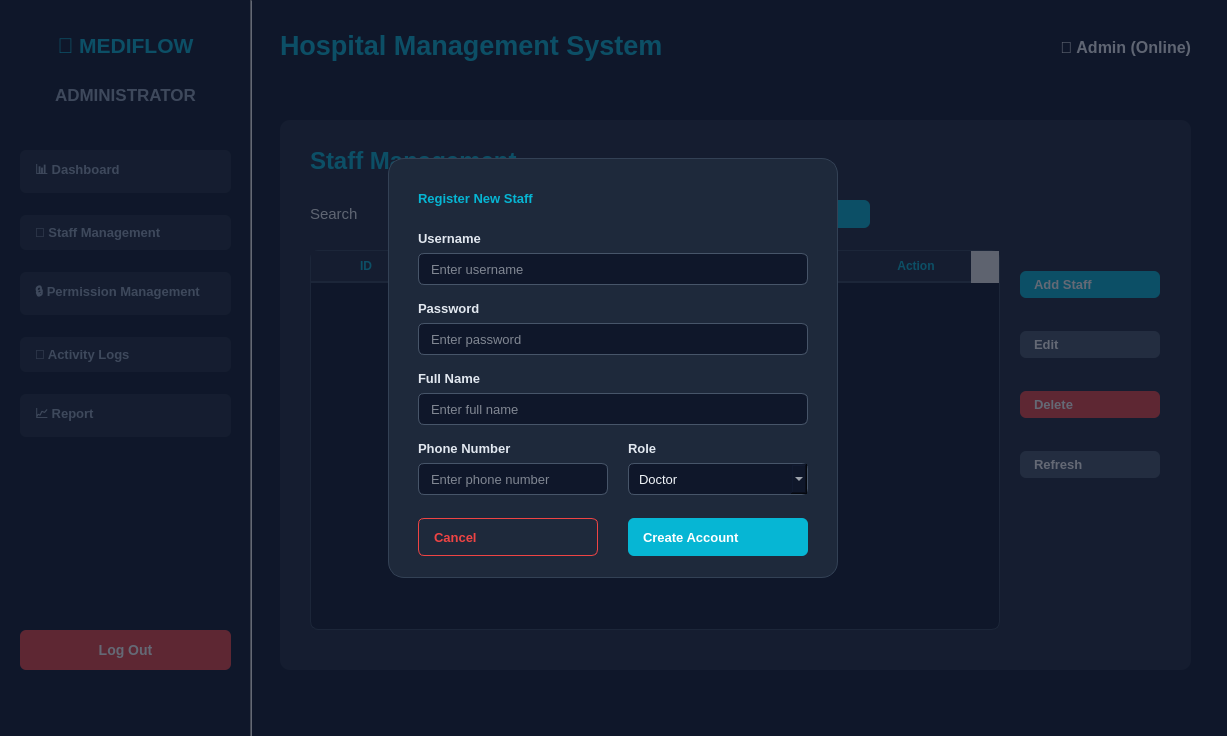
This is AdminWindow.ui in pvz2nghiaaa/HospitalManagement as Qt 5 draws it before an edit. The edited form follows.
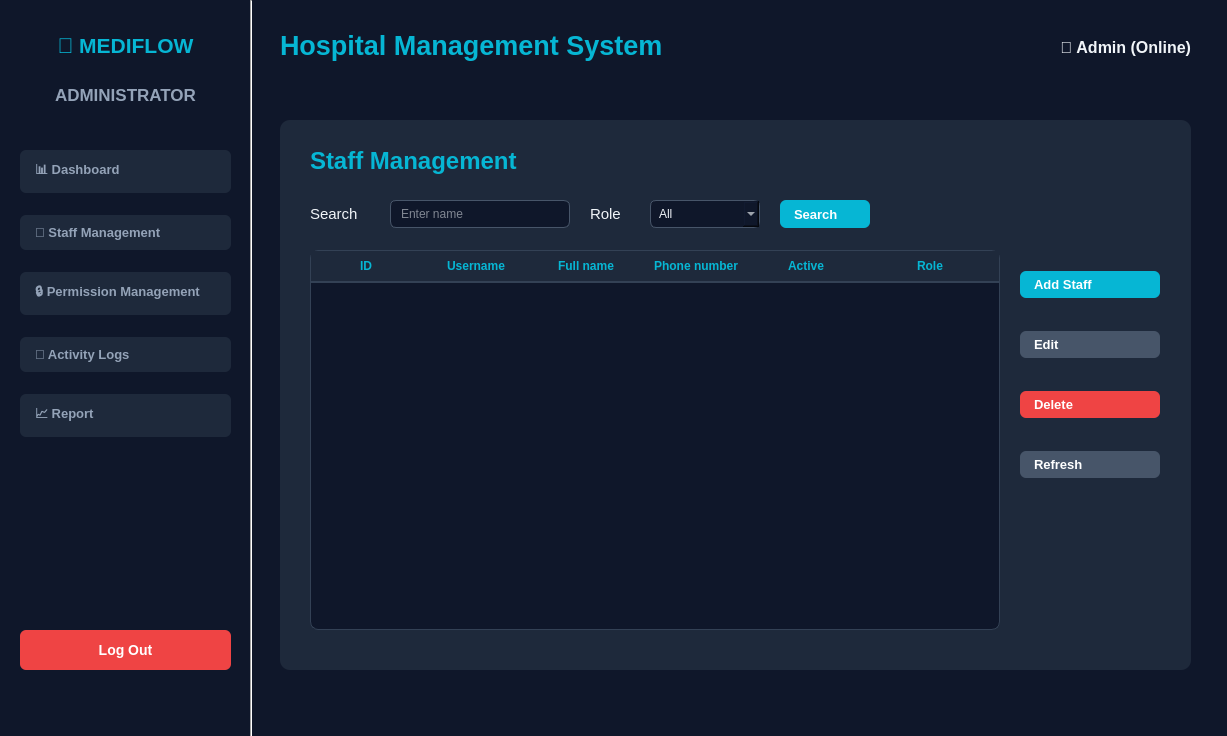
This is the edited form. The open tabs and pages were chosen to show the change.

Commit message: fix table's extra gap in page admin + complete staff view

Patch:
```diff
--- a/AdminWindow.ui
+++ b/AdminWindow.ui
@@ -367,6 +367,9 @@
          <property name="columnCount">
           <number>3</number>
          </property>
+         <attribute name="horizontalHeaderStretchLastSection">
+          <bool>true</bool>
+         </attribute>
          <column>
           <property name="text">
            <string>Time</string>
@@ -1118,9 +1121,21 @@
           <height>380</height>
          </rect>
         </property>
+        <property name="styleSheet">
+         <string notr="true"/>
+        </property>
+        <property name="editTriggers">
+         <set>QAbstractItemView::EditTrigger::NoEditTriggers</set>
+        </property>
         <attribute name="horizontalHeaderDefaultSectionSize">
          <number>110</number>
         </attribute>
+        <attribute name="horizontalHeaderStretchLastSection">
+         <bool>true</bool>
+        </attribute>
+        <attribute name="verticalHeaderVisible">
+         <bool>false</bool>
+        </attribute>
         <column>
          <property name="text">
           <string>ID</string>
@@ -1128,12 +1143,22 @@
         </column>
         <column>
          <property name="text">
-          <string>Full Name</string>
+          <string>Username</string>
          </property>
         </column>
         <column>
          <property name="text">
-          <string>Phone Number</string>
+          <string>Full name</string>
+         </property>
+        </column>
+        <column>
+         <property name="text">
+          <string>Phone number</string>
+         </property>
+        </column>
+        <column>
+         <property name="text">
+          <string>Active</string>
          </property>
         </column>
         <column>
@@ -1141,16 +1166,6 @@
           <string>Role</string>
          </property>
         </column>
-        <column>
-         <property name="text">
-          <string>Status</string>
-         </property>
-        </column>
-        <column>
-         <property name="text">
-          <string>Action</string>
-         </property>
-        </column>
        </widget>
        <widget class="QWidget" name="layoutWidget_2">
         <property name="geometry">
@@ -1392,6 +1407,9 @@
         <attribute name="horizontalHeaderDefaultSectionSize">
          <number>200</number>
         </attribute>
+        <attribute name="horizontalHeaderStretchLastSection">
+         <bool>true</bool>
+        </attribute>
         <column>
          <property name="text">
           <string>ID</string>
@@ -1638,6 +1656,9 @@
         <attribute name="horizontalHeaderDefaultSectionSize">
          <number>135</number>
         </attribute>
+        <attribute name="horizontalHeaderStretchLastSection">
+         <bool>true</bool>
+        </attribute>
         <column>
          <property name="text">
           <string>Log ID</string>
@@ -2345,9 +2366,9 @@
      </widget>
     </widget>
    </widget>
+   <zorder>overlayFrame</zorder>
    <zorder>overlayPatientFrame</zorder>
    <zorder>bgWidget</zorder>
-   <zorder>overlayFrame</zorder>
   </widget>
  </widget>
  <resources/>
```
The commit also changes 4 other files.
